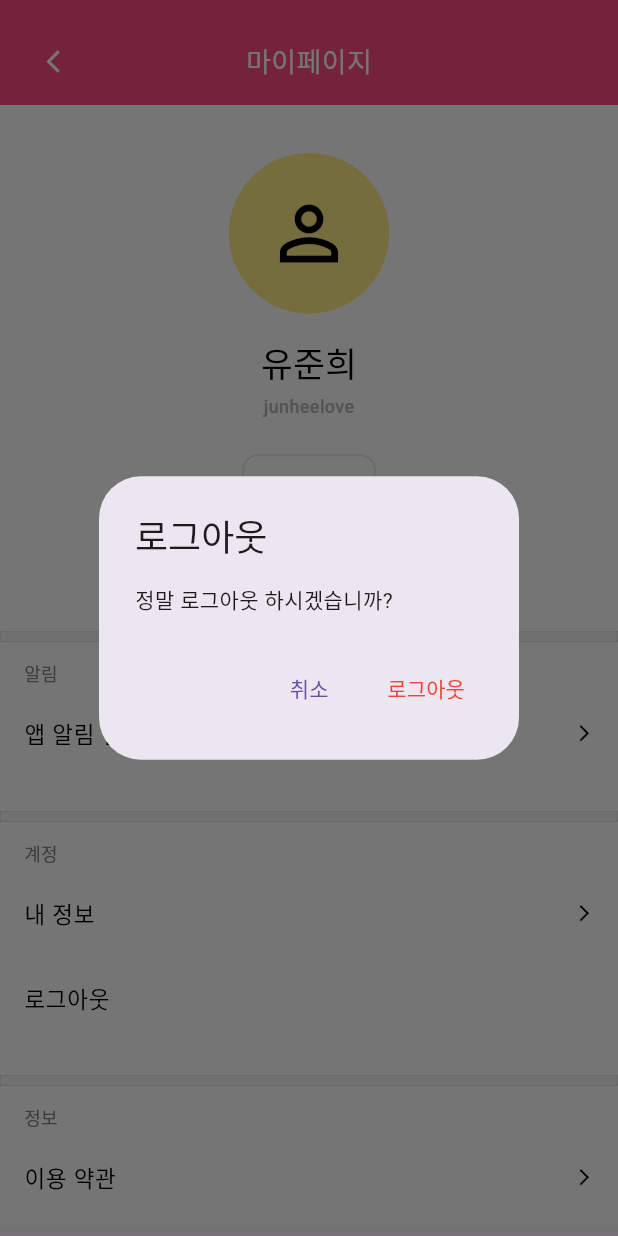
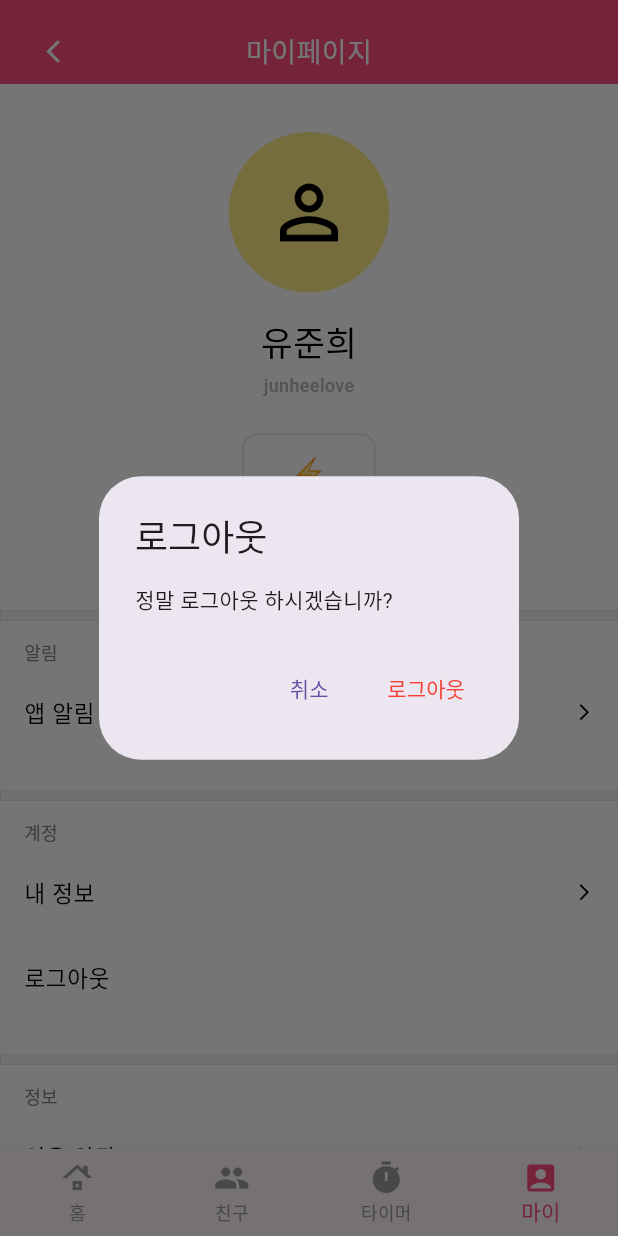
Before and after one commit to sopetherock/frontend, a Flutter app: the MyPageScreen screen opened directly, after a tap on "로그아웃", on a phone screen of 412 x 824 dp. Run offline on Flutter 3.47's test engine with Material 3 defaults, Android fonts, the phone set to English and light mode, and no system bars; our stand-ins replace dio, firebase_auth, firebase_core; accounts and stored records are empty.

Commit message:
correct Navi & myPage

```diff
--- a/lib/screens/auth/login_choice_screen.dart
+++ b/lib/screens/auth/login_choice_screen.dart
@@ -1,6 +1,6 @@
 import 'package:flutter/material.dart';
 import '../auth/terms_aggreement_screens.dart';
-import 'email_login_screen_.dart';
+import 'email_login_screen.dart';
 
 const pink = Color(0xFFFE4B80);
 
--- a/lib/screens/mypage/mypage_screen.dart
+++ b/lib/screens/mypage/mypage_screen.dart
@@ -14,12 +14,23 @@ class MyPageScreen extends StatelessWidget {
 
     return Scaffold(
       backgroundColor: Colors.white,
+
+      // ✅ 헤더 고정
+      appBar: const PreferredSize(
+        preferredSize: Size.fromHeight(56),
+        child: PinkHeader(title: '마이페이지'),
+      ),
+
+      // ✅ 네비 바 고정
+      bottomNavigationBar: const CustomBottomNavigationBar(currentIndex: 3),
+
       body: SafeArea(
+        child: SingleChildScrollView(
+          child: Padding(
+            padding: const EdgeInsets.only(bottom: 20),
             child: Column(
               crossAxisAlignment: CrossAxisAlignment.stretch,
               children: [
-            // 상단 핑크 헤더
-            PinkHeader(title: '마이페이지'),
                 const SizedBox(height: 32),
 
                 // 프로필 영역
@@ -121,13 +132,11 @@ class MyPageScreen extends StatelessWidget {
                 const _SectionTitle(title: '정보'),
                 const _SettingRow(title: '이용 약관'),
 
-            const Spacer(),
-
                 // 하단 네비게이션 영역과 높이 맞추려고 약간 여백
                 const SizedBox(height: 8),
-
-            const CustomBottomNavigationBar(),
               ],
+            ),
+          ),
         ),
       ),
     );
--- a/lib/widgets/CustomBottomNavigationBar.dart
+++ b/lib/widgets/CustomBottomNavigationBar.dart
@@ -1,16 +1,45 @@
 import 'package:flutter/material.dart';
+import '../screens/mypage/mypage_screen.dart'; // ← MyPageScreen 경로 맞게 수정!
 
 const pink = Color(0xFFFE4B80);
 
 class CustomBottomNavigationBar extends StatelessWidget {
-  const CustomBottomNavigationBar({super.key});
+  final int currentIndex;
+
+  const CustomBottomNavigationBar({super.key, this.currentIndex = 0});
 
   @override
   Widget build(BuildContext context) {
     return BottomNavigationBar(
+      currentIndex: currentIndex, // 현재 선택된 탭 표시
       selectedItemColor: pink,
       unselectedItemColor: Colors.grey,
       showUnselectedLabels: true,
+      type: BottomNavigationBarType.fixed,
+
+      onTap: (index) {
+        switch (index) {
+          case 0: // 홈
+            Navigator.pushReplacementNamed(context, '/home');
+            break;
+
+          case 1: // 친구
+            Navigator.pushReplacementNamed(context, '/friends');
+            break;
+
+          case 2: // 타이머
+            Navigator.pushReplacementNamed(context, '/timer');
+            break;
+
+          case 3: // 마이페이지
+            Navigator.pushReplacement(
+              context,
+              MaterialPageRoute(builder: (_) => const MyPageScreen()),
+            );
+            break;
+        }
+      },
+
       items: const [
         BottomNavigationBarItem(
           icon: Icon(Icons.roofing),
--- a/pubspec.yaml
+++ b/pubspec.yaml
@@ -42,7 +42,7 @@ flutter:
   uses-material-design: true
   assets:
     - assets/fonts/
-
+    - assets/images/
   fonts:
     - family: Pretendard
       fonts:
```
Lines whose indentation alone changed are shown as unchanged.
